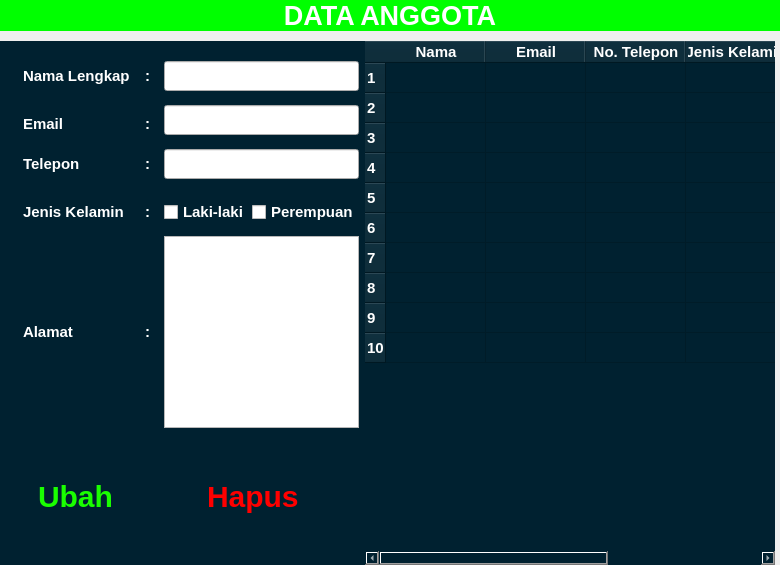
The window that view/DataAnggota.ui (Ionisasi/Aplikasi-Perpustakaan-Digital) describes before a commit, drawn with Qt 5.
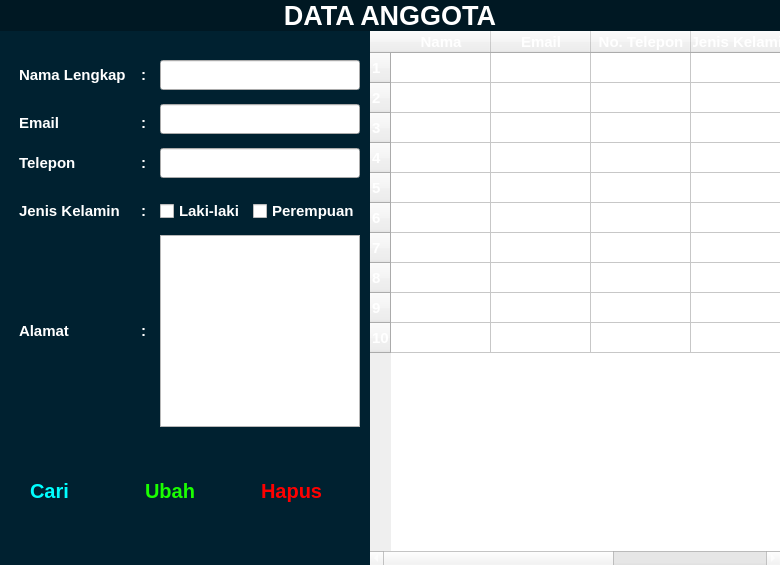
The same window after the commit. Icons and pictures are not drawn.

Commit message: connect ui_DataAnggota

```diff
--- a/view/DataAnggota.ui
+++ b/view/DataAnggota.ui
@@ -50,7 +50,7 @@
       </font>
      </property>
      <property name="styleSheet">
-      <string notr="true">color: rgb(255, 255, 255); background-color: rgb(0, 255, 0);</string>
+      <string notr="true">color: rgb(255, 255, 255); background-color: rgb(0, 24, 35);</string>
      </property>
      <property name="text">
       <string>DATA ANGGOTA</string>
@@ -87,7 +87,9 @@
        </rect>
       </property>
       <property name="styleSheet">
-       <string notr="true"/>
+       <string notr="true">.QWidget{
+background-color: rgb(0, 33, 48);
+}</string>
       </property>
       <layout class="QHBoxLayout" name="horizontalLayout_3" stretch="0,1">
        <property name="spacing">
@@ -97,10 +99,10 @@
         <number>0</number>
        </property>
        <property name="topMargin">
-        <number>10</number>
+        <number>0</number>
        </property>
        <property name="rightMargin">
-        <number>5</number>
+        <number>0</number>
        </property>
        <property name="bottomMargin">
         <number>0</number>
@@ -108,34 +110,35 @@
        <item>
         <widget class="QWidget" name="LeftSide" native="true">
          <property name="styleSheet">
-          <string notr="true">.QWidget{
-background-color: rgb(0, 33, 48);
-}</string>
+          <string notr="true"/>
          </property>
          <layout class="QVBoxLayout" name="verticalLayout_2" stretch="0,1">
           <property name="spacing">
            <number>0</number>
           </property>
+          <property name="leftMargin">
+           <number>0</number>
+          </property>
           <property name="topMargin">
-           <number>1</number>
+           <number>0</number>
           </property>
           <property name="rightMargin">
-           <number>1</number>
+           <number>0</number>
           </property>
           <property name="bottomMargin">
-           <number>1</number>
+           <number>0</number>
           </property>
           <item>
            <widget class="QWidget" name="EditForm" native="true">
             <layout class="QGridLayout" name="gridLayout">
              <property name="leftMargin">
-              <number>5</number>
+              <number>10</number>
              </property>
              <property name="topMargin">
-              <number>10</number>
+              <number>20</number>
              </property>
              <property name="rightMargin">
-              <number>5</number>
+              <number>10</number>
              </property>
              <property name="bottomMargin">
               <number>0</number>
@@ -525,6 +528,18 @@
                 </font>
                </property>
                <layout class="QHBoxLayout" name="alamat">
+                <property name="leftMargin">
+                 <number>9</number>
+                </property>
+                <property name="topMargin">
+                 <number>9</number>
+                </property>
+                <property name="rightMargin">
+                 <number>9</number>
+                </property>
+                <property name="bottomMargin">
+                 <number>9</number>
+                </property>
                 <item>
                  <widget class="QLabel" name="alamatLabel">
                   <property name="minimumSize">
@@ -651,10 +666,55 @@
             <property name="styleSheet">
              <string notr="true"/>
             </property>
-            <layout class="QHBoxLayout" name="Tombol">
+            <layout class="QHBoxLayout" name="horizontalLayout_5">
              <property name="spacing">
-              <number>40</number>
+              <number>0</number>
              </property>
+             <property name="leftMargin">
+              <number>10</number>
+             </property>
+             <property name="topMargin">
+              <number>0</number>
+             </property>
+             <property name="rightMargin">
+              <number>14</number>
+             </property>
+             <property name="bottomMargin">
+              <number>10</number>
+             </property>
+             <item>
+              <widget class="QPushButton" name="searchBtn">
+               <property name="minimumSize">
+                <size>
+                 <width>0</width>
+                 <height>40</height>
+                </size>
+               </property>
+               <property name="styleSheet">
+                <string notr="true">font-size: 20px; font-weight: bold; text-align: left; color: rgb(0, 255, 255); padding-left: 20px;border: none;
+</string>
+               </property>
+               <property name="text">
+                <string>Cari</string>
+               </property>
+               <property name="icon">
+                <iconset>
+                 <normaloff>../Asset/Icon/search.png</normaloff>../Asset/Icon/search.png</iconset>
+               </property>
+               <property name="iconSize">
+                <size>
+                 <width>20</width>
+                 <height>20</height>
+                </size>
+               </property>
+               <property name="checkable">
+                <bool>true</bool>
+               </property>
+               <attribute name="buttonGroup">
+                <string notr="true">editBtnGroup</string>
+               </attribute>
+              </widget>
+             </item>
              <item>
               <widget class="QPushButton" name="ubahBtn">
                <property name="minimumSize">
@@ -664,7 +724,7 @@
                 </size>
                </property>
                <property name="styleSheet">
-                <string notr="true">font-size: 30px; font-weight: bold; text-align: left; color: rgb(26, 255, 0); padding-left: 20px;border: none;
+                <string notr="true">font-size: 20px; font-weight: bold; text-align: left; color: rgb(26, 255, 0); padding-left: 20px;border: none;
 </string>
                </property>
                <property name="text">
@@ -676,17 +736,20 @@
                </property>
                <property name="iconSize">
                 <size>
-                 <width>30</width>
-                 <height>30</height>
+                 <width>20</width>
+                 <height>20</height>
                 </size>
                </property>
                <property name="checkable">
                 <bool>true</bool>
                </property>
+               <attribute name="buttonGroup">
+                <string notr="true">editBtnGroup</string>
+               </attribute>
               </widget>
              </item>
              <item>
-              <widget class="QPushButton" name="HapusBtn">
+              <widget class="QPushButton" name="deleteBtn">
                <property name="minimumSize">
                 <size>
                  <width>0</width>
@@ -694,8 +757,7 @@
                 </size>
                </property>
                <property name="styleSheet">
-                <string notr="true">font-size: 30px; font-weight: bold; text-align: left; color: rgb(255, 0, 0); border: none;
-
+                <string notr="true">font-size: 20px; font-weight: bold; text-align: left; color: rgb(255, 0, 0); padding-left: 20px;border: none;
 </string>
                </property>
                <property name="text">
@@ -707,13 +769,16 @@
                </property>
                <property name="iconSize">
                 <size>
-                 <width>30</width>
-                 <height>30</height>
+                 <width>20</width>
+                 <height>20</height>
                 </size>
                </property>
                <property name="checkable">
                 <bool>true</bool>
                </property>
+               <attribute name="buttonGroup">
+                <string notr="true">editBtnGroup</string>
+               </attribute>
               </widget>
              </item>
             </layout>
@@ -732,7 +797,6 @@
          </property>
          <property name="styleSheet">
           <string notr="true">font-size: 15px; font-weight: bold; text-align: left; color: #ffffff;
-background-color: rgb(0, 33, 48);
 </string>
          </property>
          <property name="frameShape">
```
Left out of the diff: 1 changed line with no effect on the pictures. The commit also changes 7 other files.
